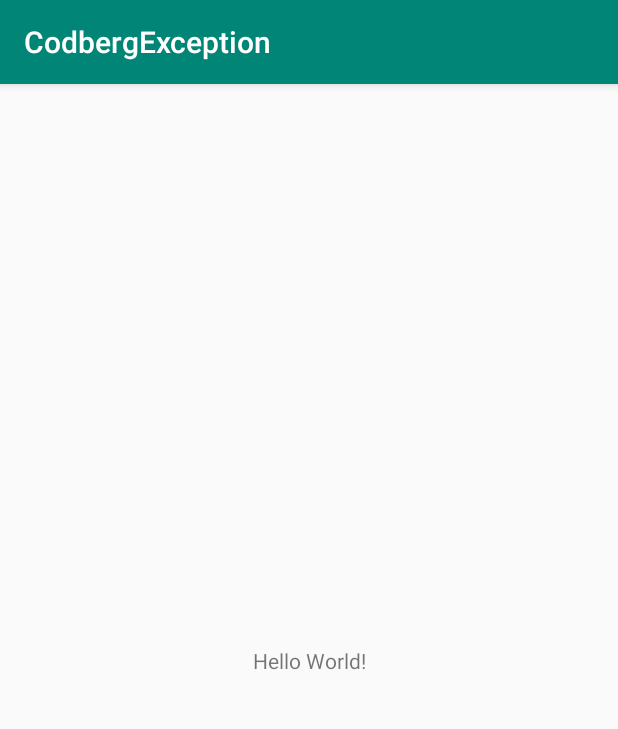
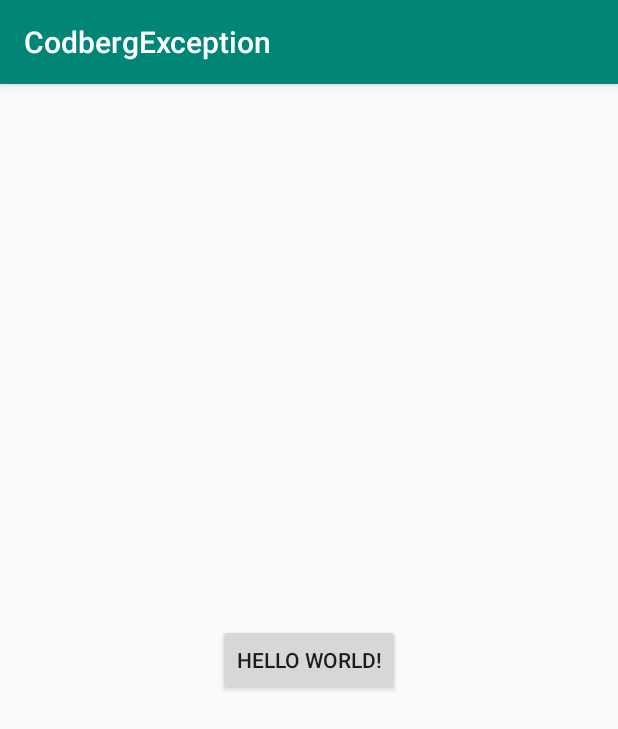
Before and after one commit to codberg-dev/lib_exception_android, an Android app: the screen it shows after launch (MainActivity), on a phone screen of 412 x 824 dp. Shown: the top 729 px of the screen. Run offline under Robolectric (Android 15) with nearby library versions, the phone set to English and light mode, and no system bars.

Commit message:
modify start activity change

```diff
--- a/app/src/main/java/com/codberg/exception/MainActivity.kt
+++ b/app/src/main/java/com/codberg/exception/MainActivity.kt
@@ -2,6 +2,7 @@ package com.codberg.exception
 
 import androidx.appcompat.app.AppCompatActivity
 import android.os.Bundle
+import kotlinx.android.synthetic.main.activity_main.*
 
 class MainActivity : AppCompatActivity() {
 
--- a/app/src/main/res/layout/activity_main.xml
+++ b/app/src/main/res/layout/activity_main.xml
@@ -6,7 +6,8 @@
     android:layout_height="match_parent"
     tools:context=".MainActivity">
 
-    <TextView
+    <Button
+        android:id="@+id/btn_tset"
         android:layout_width="wrap_content"
         android:layout_height="wrap_content"
         android:text="Hello World!"
```
Also changed, not shown: exception/src/main/java/com/codberg/exception/ExceptionHandler.kt (+8 -3 lines).
